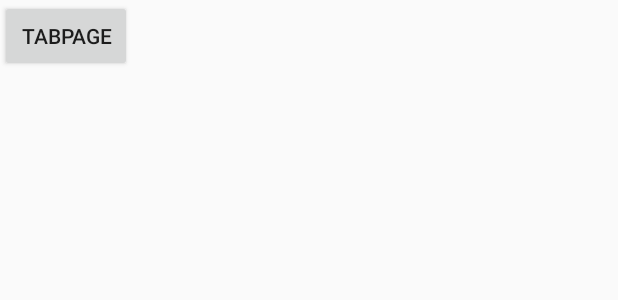
After one commit to Devil29/MaterialDesgin, an Android app: the layout fragment_tabpage.xml on its own in the app's theme, with its tools: preview values and no code run, on a phone screen of 412 x 824 dp. The commit adds this screen. Shown: the top 300 px of the screen. Run offline under Robolectric (Android 15) with nearby library versions, the phone set to English and light mode, and no system bars.

Commit message:
Added the tab page fragment

```diff
--- a/app/src/main/java/com/android/materialdesign/activity/MainActivity.java
+++ b/app/src/main/java/com/android/materialdesign/activity/MainActivity.java
@@ -18,6 +18,7 @@ import com.android.materialdesign.fragment.LoginFragment;
 import com.android.materialdesign.fragment.OneFragment;
 import com.android.materialdesign.fragment.ProfileFragment;
 import com.android.materialdesign.fragment.SettingsFragment;
+import com.android.materialdesign.fragment.TabPageFragment;
 import com.android.materialdesign.fragment.ThreeFragment;
 import com.android.materialdesign.fragment.TwoFragment;
 
@@ -101,4 +102,9 @@ public class MainActivity extends AppCompatActivity {
         fragmentManager.beginTransaction().replace(R.id.container_main,fragment).commitAllowingStateLoss();
     }
 
+    public void tabPage(){
+        Fragment fragment = new TabPageFragment();
+        fragmentManager.beginTransaction().replace(R.id.container_main,fragment).commitAllowingStateLoss();
+    }
+
 }
--- /dev/null
+++ b/app/src/main/res/layout/fragment_tabpage.xml
@@ -0,0 +1,12 @@
+<?xml version="1.0" encoding="utf-8"?>
+<LinearLayout xmlns:android="http://schemas.android.com/apk/res/android"
+    android:orientation="vertical" android:layout_width="match_parent"
+    android:layout_height="match_parent">
+
+    <Button
+        android:layout_width="wrap_content"
+        android:layout_height="wrap_content"
+        android:text="Tabpage"
+        android:id="@+id/tabpage"/>
+
+</LinearLayout>
```
Also changed, not shown: app/src/main/java/com/android/materialdesign/fragment/TabPageFragment.java (added, +34 -0 lines).
